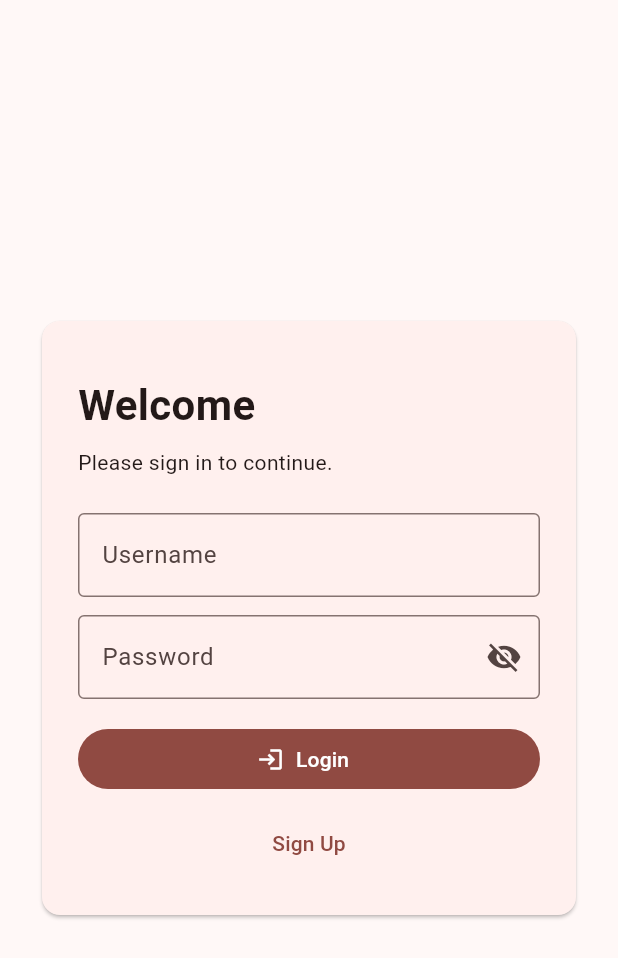
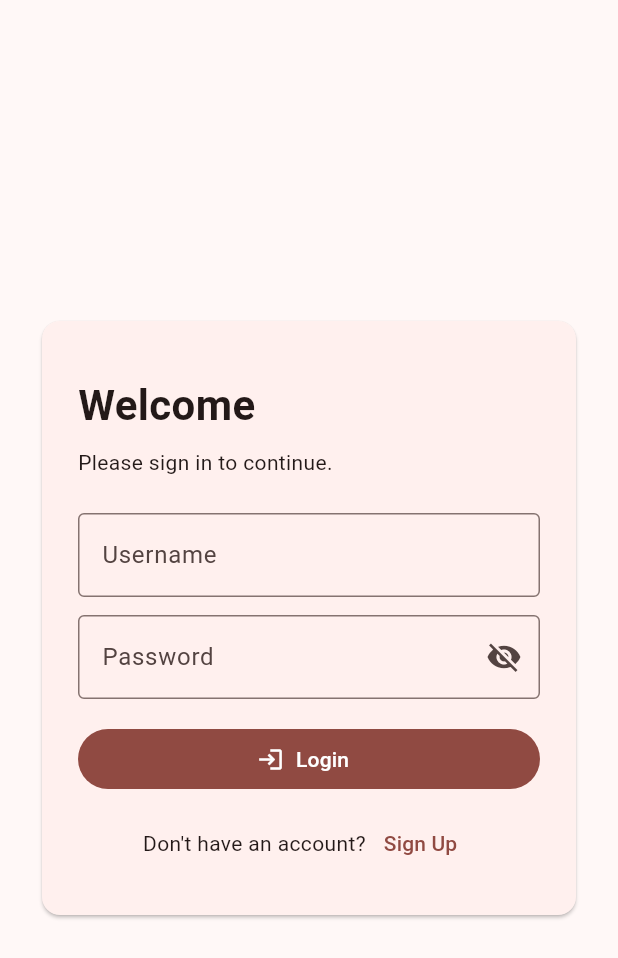
Before and after one commit to bahardemirkan/department_app, a Flutter app: the screen it shows after launch, on a phone screen of 412 x 824 dp. Shown: the top 958 px of the screen. Run offline on Flutter 3.47's test engine with Material 3 defaults, Android fonts, the phone set to English and light mode, and no system bars; our stand-ins replace shared_preferences.

Commit message:
fix(login): show Sign Up unconditionally and clean password toggle

```diff
--- a/lib/pages/login_page.dart
+++ b/lib/pages/login_page.dart
@@ -2,7 +2,6 @@ import 'package:flutter/material.dart';
 import '../services/auth_service.dart';
 import 'signup_page.dart';
 import 'home_page.dart';
-
 
 class LoginPage extends StatefulWidget {
   const LoginPage({super.key});
@@ -15,8 +14,8 @@ class _LoginPageState extends State<LoginPage> {
   final _formKey = GlobalKey<FormState>();
   final _userCtrl = TextEditingController();
   final _passCtrl = TextEditingController();
-  bool _hasAccount = false;
-  bool _isPasswordVisible = false; // <-- 1. DEĞİŞİKLİK (EKLENDİ)
+  bool _hasAccount = false; // kept for future use, but not hiding Sign Up
+  bool _isPasswordVisible = false; // password toggle
 
   @override
   void initState() {
@@ -78,6 +77,8 @@ class _LoginPageState extends State<LoginPage> {
                       const SizedBox(height: 8),
                       const Text('Please sign in to continue.'),
                       const SizedBox(height: 24),
+
+                      // Username
                       TextFormField(
                         controller: _userCtrl,
                         decoration: const InputDecoration(
@@ -87,41 +88,45 @@ class _LoginPageState extends State<LoginPage> {
                         validator: (v) => (v == null || v.isEmpty) ? 'Enter username' : null,
                       ),
                       const SizedBox(height: 12),
+
+                      // Password with visibility toggle
                       TextFormField(
                         controller: _passCtrl,
                         obscureText: !_isPasswordVisible,
-
                         decoration: InputDecoration(
                           labelText: 'Password',
-                          border: OutlineInputBorder(),
-
+                          border: const OutlineInputBorder(),
                           suffixIcon: IconButton(
-                            icon: Icon(
-                              _isPasswordVisible ? Icons.visibility : Icons.visibility_off,
+                            icon: Icon(_isPasswordVisible ? Icons.visibility : Icons.visibility_off),
+                            onPressed: () => setState(() => _isPasswordVisible = !_isPasswordVisible),
                           ),
-                            onPressed: () {
-                              setState(() {
-                                _isPasswordVisible = !_isPasswordVisible;
-                              });
-                            },
-                          ),
-                          // --- EKLENEN BÖLÜM SONU ---
                         ),
                         validator: (v) => (v == null || v.isEmpty) ? 'Enter password' : null,
                       ),
+
                       const SizedBox(height: 16),
+
+                      // Login button
                       FilledButton.icon(
                         icon: const Icon(Icons.login),
                         label: const Text('Login'),
                         onPressed: _handleLogin,
                       ),
+
                       const SizedBox(height: 8),
-                      // if (!_hasAccount)
+
+                      // Always show Sign Up (no condition)
+                      Row(
+                        mainAxisAlignment: MainAxisAlignment.center,
+                        children: [
+                          const Text("Don't have an account?"),
                           TextButton(
                             onPressed: () {
                               Navigator.push(context, MaterialPageRoute(builder: (_) => const SignUpPage()));
                             },
                             child: const Text('Sign Up'),
+                          ),
+                        ],
                       ),
                     ],
                   ),
```
Lines whose indentation alone changed are shown as unchanged.
